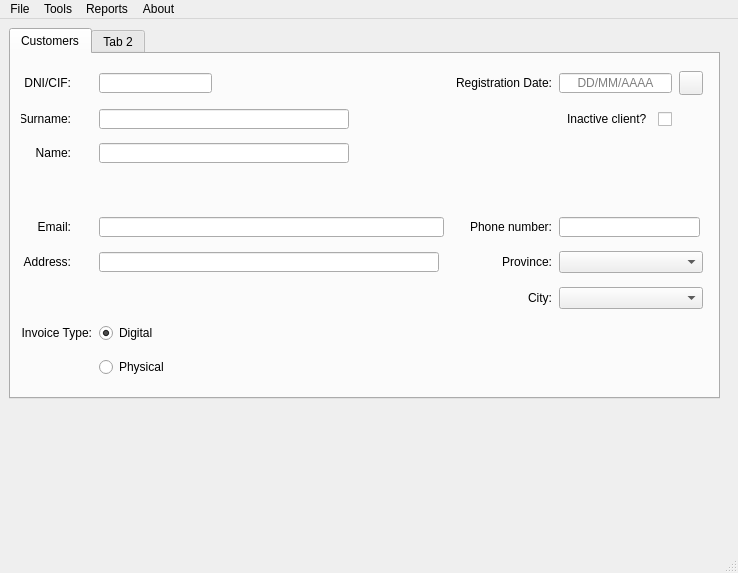
Old version of the form templates/window.ui in the repository MMSS99/DI_Proyecto.
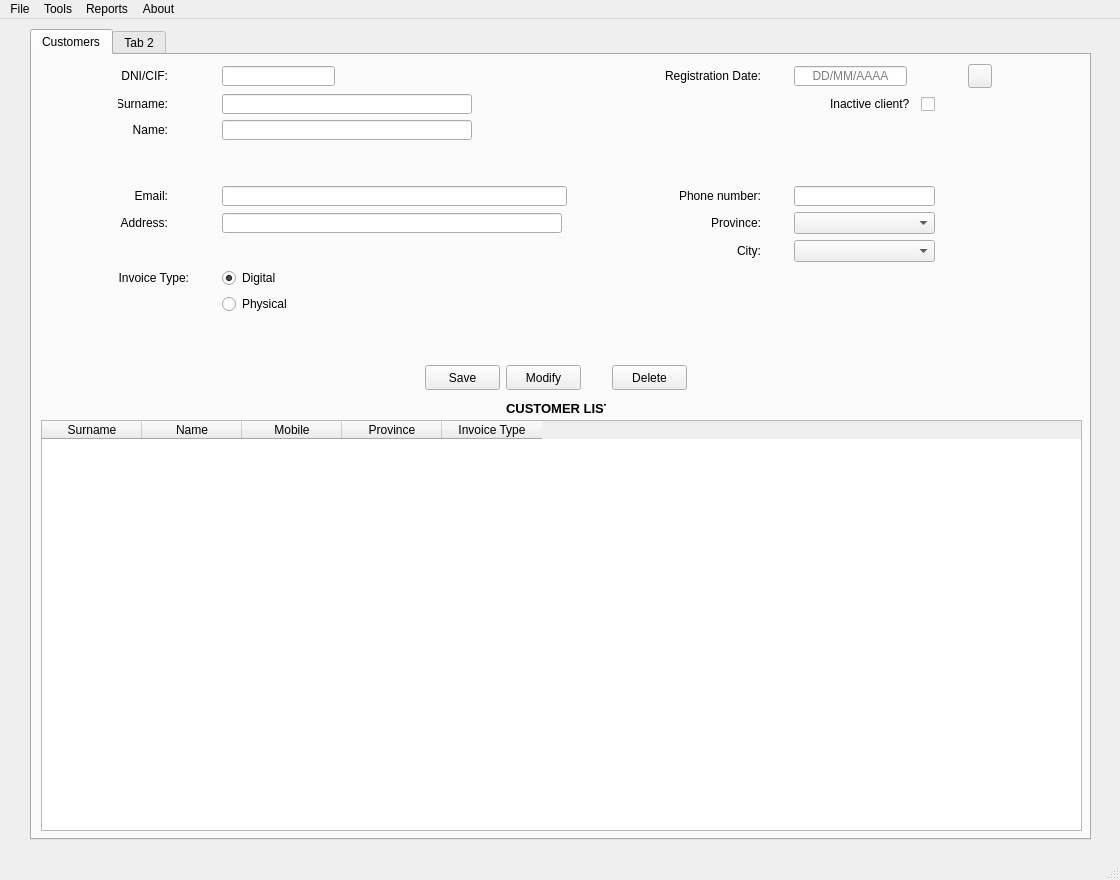
New version of the form. Icons and pictures are not drawn.

Commit message: feat(main): add table + grid + requirements.txt

The edit to the form file:
```diff
--- a/templates/window.ui
+++ b/templates/window.ui
@@ -6,8 +6,8 @@
    <rect>
     <x>0</x>
     <y>0</y>
-    <width>738</width>
-    <height>573</height>
+    <width>1120</width>
+    <height>880</height>
    </rect>
   </property>
   <property name="windowTitle">
@@ -17,10 +17,10 @@
    <widget class="QTabWidget" name="tabWidget_main">
     <property name="geometry">
      <rect>
-      <x>9</x>
-      <y>9</y>
-      <width>711</width>
-      <height>371</height>
+      <x>30</x>
+      <y>10</y>
+      <width>1061</width>
+      <height>811</height>
      </rect>
     </property>
     <property name="layoutDirection">
@@ -30,21 +30,109 @@
      <attribute name="title">
       <string>Customers</string>
      </attribute>
-     <layout class="QGridLayout" name="gridLayout_2">
-      <item row="5" column="2">
-       <widget class="QLabel" name="lbl_phone">
+     <widget class="QTableWidget" name="tableWidget">
+      <property name="geometry">
+       <rect>
+        <x>9</x>
+        <y>365</y>
+        <width>1041</width>
+        <height>411</height>
+       </rect>
+      </property>
+      <column>
+       <property name="text">
+        <string>Surname</string>
+       </property>
+      </column>
+      <column>
+       <property name="text">
+        <string>Name</string>
+       </property>
+      </column>
+      <column>
+       <property name="text">
+        <string>Mobile</string>
+       </property>
+      </column>
+      <column>
+       <property name="text">
+        <string>Province</string>
+       </property>
+      </column>
+      <column>
+       <property name="text">
+        <string>Invoice Type</string>
+       </property>
+      </column>
+     </widget>
+     <widget class="QWidget" name="">
+      <property name="geometry">
+       <rect>
+        <x>9</x>
+        <y>9</y>
+        <width>1031</width>
+        <height>294</height>
+       </rect>
+      </property>
+      <layout class="QGridLayout" name="gridLayout">
+       <property name="leftMargin">
+        <number>50</number>
+       </property>
+       <property name="rightMargin">
+        <number>50</number>
+       </property>
+       <item row="3" column="2">
+        <spacer name="horizontalSpacer">
+         <property name="orientation">
+          <enum>Qt::Horizontal</enum>
+         </property>
+         <property name="sizeType">
+          <enum>QSizePolicy::Fixed</enum>
+         </property>
+         <property name="sizeHint" stdset="0">
+          <size>
+           <width>60</width>
+           <height>20</height>
+          </size>
+         </property>
+        </spacer>
+       </item>
+       <item row="2" column="1">
+        <widget class="QLineEdit" name="txt_name">
+         <property name="minimumSize">
+          <size>
+           <width>250</width>
+           <height>0</height>
+          </size>
+         </property>
+         <property name="maximumSize">
+          <size>
+           <width>250</width>
+           <height>20</height>
+          </size>
+         </property>
+        </widget>
+       </item>
+       <item row="5" column="0">
+        <widget class="QLabel" name="lbl_email">
+         <property name="maximumSize">
+          <size>
+           <width>50</width>
+           <height>20</height>
+          </size>
+         </property>
         <property name="layoutDirection">
          <enum>Qt::LeftToRight</enum>
         </property>
         <property name="text">
-         <string>Phone number:</string>
+          <string>Email:</string>
         </property>
         <property name="alignment">
          <set>Qt::AlignRight|Qt::AlignTrailing|Qt::AlignVCenter</set>
         </property>
        </widget>
       </item>
-      <item row="5" column="3" colspan="2">
+       <item row="5" column="4">
        <widget class="QLineEdit" name="txt_phone">
         <property name="maximumSize">
          <size>
@@ -70,68 +158,7 @@
         </property>
        </widget>
       </item>
-      <item row="5" column="1">
-       <widget class="QLineEdit" name="txt_email">
-        <property name="minimumSize">
-         <size>
-          <width>250</width>
-          <height>0</height>
-         </size>
-        </property>
-        <property name="maximumSize">
-         <size>
-          <width>345</width>
-          <height>20</height>
-         </size>
-        </property>
-       </widget>
-      </item>
-      <item row="6" column="2">
-       <widget class="QLabel" name="lbl_province">
-        <property name="layoutDirection">
-         <enum>Qt::LeftToRight</enum>
-        </property>
-        <property name="text">
-         <string>Province:</string>
-        </property>
-        <property name="alignment">
-         <set>Qt::AlignRight|Qt::AlignTrailing|Qt::AlignVCenter</set>
-        </property>
-       </widget>
-      </item>
-      <item row="6" column="0">
-       <widget class="QLabel" name="lbl_address">
-        <property name="maximumSize">
-         <size>
-          <width>50</width>
-          <height>20</height>
-         </size>
-        </property>
-        <property name="layoutDirection">
-         <enum>Qt::LeftToRight</enum>
-        </property>
-        <property name="text">
-         <string>Address:</string>
-        </property>
-        <property name="alignment">
-         <set>Qt::AlignRight|Qt::AlignTrailing|Qt::AlignVCenter</set>
-        </property>
-       </widget>
-      </item>
-      <item row="7" column="2">
-       <widget class="QLabel" name="lbl_city">
-        <property name="layoutDirection">
-         <enum>Qt::LeftToRight</enum>
-        </property>
-        <property name="text">
-         <string>City:</string>
-        </property>
-        <property name="alignment">
-         <set>Qt::AlignRight|Qt::AlignTrailing|Qt::AlignVCenter</set>
-        </property>
-       </widget>
-      </item>
-      <item row="6" column="3" colspan="2">
+       <item row="6" column="4">
        <widget class="QComboBox" name="cmb_provinces">
         <property name="maximumSize">
          <size>
@@ -141,27 +168,23 @@
         </property>
        </widget>
       </item>
-      <item row="7" column="3" colspan="2">
-       <widget class="QComboBox" name="cmb_cities">
+       <item row="1" column="0">
+        <widget class="QLabel" name="lbl_surname">
         <property name="maximumSize">
          <size>
-          <width>150</width>
-          <height>22</height>
-         </size>
-        </property>
-       </widget>
-      </item>
-      <item row="0" column="1">
-       <widget class="QLineEdit" name="txt_dnicif">
-        <property name="maximumSize">
-         <size>
-          <width>113</width>
+           <width>50</width>
           <height>20</height>
          </size>
         </property>
-       </widget>
-      </item>
-      <item row="0" column="4">
+         <property name="text">
+          <string>Surname:</string>
+         </property>
+         <property name="alignment">
+          <set>Qt::AlignRight|Qt::AlignTrailing|Qt::AlignVCenter</set>
+         </property>
+        </widget>
+       </item>
+       <item row="0" column="5">
        <widget class="QPushButton" name="btn_calendar">
         <property name="minimumSize">
          <size>
@@ -190,40 +213,34 @@
         </property>
        </widget>
       </item>
-      <item row="0" column="2">
-       <widget class="QLabel" name="lbl_registrationdate">
+       <item row="5" column="1">
+        <widget class="QLineEdit" name="txt_email">
+         <property name="minimumSize">
+          <size>
+           <width>250</width>
+           <height>0</height>
+          </size>
+         </property>
         <property name="maximumSize">
          <size>
-          <width>101</width>
+           <width>345</width>
           <height>20</height>
          </size>
         </property>
-        <property name="text">
-         <string>Registration Date:</string>
-        </property>
-        <property name="alignment">
-         <set>Qt::AlignRight|Qt::AlignTrailing|Qt::AlignVCenter</set>
-        </property>
-       </widget>
-      </item>
-      <item row="1" column="0">
-       <widget class="QLabel" name="lbl_surname">
+        </widget>
+       </item>
+       <item row="0" column="1">
+        <widget class="QLineEdit" name="txt_dnicif">
         <property name="maximumSize">
          <size>
-          <width>50</width>
+           <width>113</width>
           <height>20</height>
          </size>
         </property>
-        <property name="text">
-         <string>Surname:</string>
-        </property>
-        <property name="alignment">
-         <set>Qt::AlignRight|Qt::AlignTrailing|Qt::AlignVCenter</set>
-        </property>
-       </widget>
-      </item>
-      <item row="5" column="0">
-       <widget class="QLabel" name="lbl_email">
+        </widget>
+       </item>
+       <item row="6" column="0">
+        <widget class="QLabel" name="lbl_address">
         <property name="maximumSize">
          <size>
           <width>50</width>
@@ -234,30 +251,14 @@
          <enum>Qt::LeftToRight</enum>
         </property>
         <property name="text">
-         <string>Email:</string>
+          <string>Address:</string>
         </property>
         <property name="alignment">
          <set>Qt::AlignRight|Qt::AlignTrailing|Qt::AlignVCenter</set>
         </property>
        </widget>
       </item>
-      <item row="0" column="0">
-       <widget class="QLabel" name="lbl_dnicif">
-        <property name="maximumSize">
-         <size>
-          <width>50</width>
-          <height>20</height>
-         </size>
-        </property>
-        <property name="text">
-         <string>DNI/CIF:</string>
-        </property>
-        <property name="alignment">
-         <set>Qt::AlignRight|Qt::AlignTrailing|Qt::AlignVCenter</set>
-        </property>
-       </widget>
-      </item>
-      <item row="0" column="3">
+       <item row="0" column="4">
        <widget class="QLineEdit" name="txt_registrationdate">
         <property name="maximumSize">
          <size>
@@ -276,55 +277,40 @@
         </property>
        </widget>
       </item>
-      <item row="9" column="1">
-       <widget class="QRadioButton" name="rbt_digitalbill_2">
-        <property name="maximumSize">
-         <size>
-          <width>71</width>
-          <height>20</height>
-         </size>
+       <item row="5" column="3">
+        <widget class="QLabel" name="lbl_phone">
+         <property name="layoutDirection">
+          <enum>Qt::LeftToRight</enum>
         </property>
         <property name="text">
-         <string>Physical</string>
-        </property>
-        <attribute name="buttonGroup">
-         <string notr="true">groupbtn_billing</string>
-        </attribute>
-       </widget>
-      </item>
-      <item row="1" column="1">
-       <widget class="QLineEdit" name="txt_surname">
-        <property name="minimumSize">
-         <size>
-          <width>250</width>
-          <height>0</height>
-         </size>
-        </property>
-        <property name="maximumSize">
-         <size>
-          <width>250</width>
-          <height>20</height>
-         </size>
-        </property>
-       </widget>
-      </item>
-      <item row="8" column="1">
-       <widget class="QRadioButton" name="rbt_digitalbill">
+          <string>Phone number:</string>
+         </property>
+         <property name="alignment">
+          <set>Qt::AlignRight|Qt::AlignTrailing|Qt::AlignVCenter</set>
+         </property>
+        </widget>
+       </item>
+       <item row="7" column="3">
+        <widget class="QLabel" name="lbl_city">
+         <property name="layoutDirection">
+          <enum>Qt::LeftToRight</enum>
+         </property>
+         <property name="text">
+          <string>City:</string>
+         </property>
+         <property name="alignment">
+          <set>Qt::AlignRight|Qt::AlignTrailing|Qt::AlignVCenter</set>
+         </property>
+        </widget>
+       </item>
+       <item row="7" column="4">
+        <widget class="QComboBox" name="cmb_cities">
         <property name="maximumSize">
          <size>
-          <width>71</width>
-          <height>20</height>
-         </size>
-        </property>
-        <property name="text">
-         <string>Digital</string>
-        </property>
-        <property name="checked">
-         <bool>true</bool>
-        </property>
-        <attribute name="buttonGroup">
-         <string notr="true">groupbtn_billing</string>
-        </attribute>
+           <width>150</width>
+           <height>22</height>
+          </size>
+         </property>
        </widget>
       </item>
       <item row="8" column="0">
@@ -343,7 +329,68 @@
         </property>
        </widget>
       </item>
-      <item row="1" column="3">
+       <item row="1" column="1">
+        <widget class="QLineEdit" name="txt_surname">
+         <property name="minimumSize">
+          <size>
+           <width>250</width>
+           <height>0</height>
+          </size>
+         </property>
+         <property name="maximumSize">
+          <size>
+           <width>250</width>
+           <height>20</height>
+          </size>
+         </property>
+        </widget>
+       </item>
+       <item row="6" column="3">
+        <widget class="QLabel" name="lbl_province">
+         <property name="layoutDirection">
+          <enum>Qt::LeftToRight</enum>
+         </property>
+         <property name="text">
+          <string>Province:</string>
+         </property>
+         <property name="alignment">
+          <set>Qt::AlignRight|Qt::AlignTrailing|Qt::AlignVCenter</set>
+         </property>
+        </widget>
+       </item>
+       <item row="0" column="0">
+        <widget class="QLabel" name="lbl_dnicif">
+         <property name="maximumSize">
+          <size>
+           <width>50</width>
+           <height>20</height>
+          </size>
+         </property>
+         <property name="text">
+          <string>DNI/CIF:</string>
+         </property>
+         <property name="alignment">
+          <set>Qt::AlignRight|Qt::AlignTrailing|Qt::AlignVCenter</set>
+         </property>
+        </widget>
+       </item>
+       <item row="0" column="3">
+        <widget class="QLabel" name="lbl_registrationdate">
+         <property name="maximumSize">
+          <size>
+           <width>101</width>
+           <height>20</height>
+          </size>
+         </property>
+         <property name="text">
+          <string>Registration Date:</string>
+         </property>
+         <property name="alignment">
+          <set>Qt::AlignRight|Qt::AlignTrailing|Qt::AlignVCenter</set>
+         </property>
+        </widget>
+       </item>
+       <item row="1" column="4">
        <widget class="QCheckBox" name="chk_inactive">
         <property name="maximumSize">
          <size>
@@ -359,38 +406,6 @@
         </property>
        </widget>
       </item>
-      <item row="3" column="1">
-       <spacer name="verticalSpacer">
-        <property name="orientation">
-         <enum>Qt::Vertical</enum>
-        </property>
-        <property name="sizeType">
-         <enum>QSizePolicy::Fixed</enum>
-        </property>
-        <property name="sizeHint" stdset="0">
-         <size>
-          <width>20</width>
-          <height>40</height>
-         </size>
-        </property>
-       </spacer>
-      </item>
-      <item row="2" column="1">
-       <widget class="QLineEdit" name="txt_name">
-        <property name="minimumSize">
-         <size>
-          <width>250</width>
-          <height>0</height>
-         </size>
-        </property>
-        <property name="maximumSize">
-         <size>
-          <width>250</width>
-          <height>20</height>
-         </size>
-        </property>
-       </widget>
-      </item>
       <item row="2" column="0">
        <widget class="QLabel" name="lbl_name">
         <property name="maximumSize">
@@ -410,7 +425,170 @@
         </property>
        </widget>
       </item>
-     </layout>
+       <item row="9" column="1">
+        <widget class="QRadioButton" name="rbt_digitalbill_2">
+         <property name="maximumSize">
+          <size>
+           <width>71</width>
+           <height>20</height>
+          </size>
+         </property>
+         <property name="text">
+          <string>Physical</string>
+         </property>
+         <attribute name="buttonGroup">
+          <string notr="true">groupbtn_billing</string>
+         </attribute>
+        </widget>
+       </item>
+       <item row="8" column="1">
+        <widget class="QRadioButton" name="rbt_digitalbill">
+         <property name="maximumSize">
+          <size>
+           <width>71</width>
+           <height>20</height>
+          </size>
+         </property>
+         <property name="text">
+          <string>Digital</string>
+         </property>
+         <property name="checked">
+          <bool>true</bool>
+         </property>
+         <attribute name="buttonGroup">
+          <string notr="true">groupbtn_billing</string>
+         </attribute>
+        </widget>
+       </item>
+       <item row="3" column="1">
+        <spacer name="verticalSpacer">
+         <property name="orientation">
+          <enum>Qt::Vertical</enum>
+         </property>
+         <property name="sizeType">
+          <enum>QSizePolicy::Fixed</enum>
+         </property>
+         <property name="sizeHint" stdset="0">
+          <size>
+           <width>20</width>
+           <height>40</height>
+          </size>
+         </property>
+        </spacer>
+       </item>
+       <item row="10" column="1">
+        <spacer name="verticalSpacer_2">
+         <property name="orientation">
+          <enum>Qt::Vertical</enum>
+         </property>
+         <property name="sizeType">
+          <enum>QSizePolicy::Fixed</enum>
+         </property>
+         <property name="sizeHint" stdset="0">
+          <size>
+           <width>20</width>
+           <height>40</height>
+          </size>
+         </property>
+        </spacer>
+       </item>
+      </layout>
+     </widget>
+     <widget class="QWidget" name="">
+      <property name="geometry">
+       <rect>
+        <x>393</x>
+        <y>310</y>
+        <width>264</width>
+        <height>56</height>
+       </rect>
+      </property>
+      <layout class="QGridLayout" name="gridLayout_2">
+       <item row="0" column="0">
+        <widget class="QPushButton" name="btn_save">
+         <property name="maximumSize">
+          <size>
+           <width>75</width>
+           <height>25</height>
+          </size>
+         </property>
+         <property name="text">
+          <string>Save</string>
+         </property>
+        </widget>
+       </item>
+       <item row="0" column="1">
+        <widget class="QPushButton" name="btn_modify">
+         <property name="sizePolicy">
+          <sizepolicy hsizetype="Minimum" vsizetype="Fixed">
+           <horstretch>0</horstretch>
+           <verstretch>0</verstretch>
+          </sizepolicy>
+         </property>
+         <property name="maximumSize">
+          <size>
+           <width>75</width>
+           <height>25</height>
+          </size>
+         </property>
+         <property name="focusPolicy">
+          <enum>Qt::WheelFocus</enum>
+         </property>
+         <property name="layoutDirection">
+          <enum>Qt::LeftToRight</enum>
+         </property>
+         <property name="text">
+          <string>Modify</string>
+         </property>
+        </widget>
+       </item>
+       <item row="0" column="2">
+        <widget class="QPushButton" name="btn_delete">
+         <property name="maximumSize">
+          <size>
+           <width>75</width>
+           <height>25</height>
+          </size>
+         </property>
+         <property name="text">
+          <string>Delete</string>
+         </property>
+        </widget>
+       </item>
+       <item row="1" column="1">
+        <widget class="QLabel" name="lbl_customerlist">
+         <property name="minimumSize">
+          <size>
+           <width>100</width>
+           <height>25</height>
+          </size>
+         </property>
+         <property name="maximumSize">
+          <size>
+           <width>100</width>
+           <height>25</height>
+          </size>
+         </property>
+         <property name="font">
+          <font>
+           <pointsize>10</pointsize>
+           <weight>75</weight>
+           <bold>true</bold>
+          </font>
+         </property>
+         <property name="text">
+          <string>CUSTOMER LIST</string>
+         </property>
+         <property name="textFormat">
+          <enum>Qt::RichText</enum>
+         </property>
+         <property name="alignment">
+          <set>Qt::AlignCenter</set>
+         </property>
+        </widget>
+       </item>
+      </layout>
+     </widget>
     </widget>
     <widget class="QWidget" name="tab_2">
      <attribute name="title">
@@ -424,7 +602,7 @@
     <rect>
      <x>0</x>
      <y>0</y>
-     <width>738</width>
+     <width>1120</width>
      <height>21</height>
     </rect>
    </property>
```
Left out of the diff: 3 changed lines with no effect on the pictures. Lines whose indentation alone changed are shown as unchanged. The commit also changes 2 other files.
